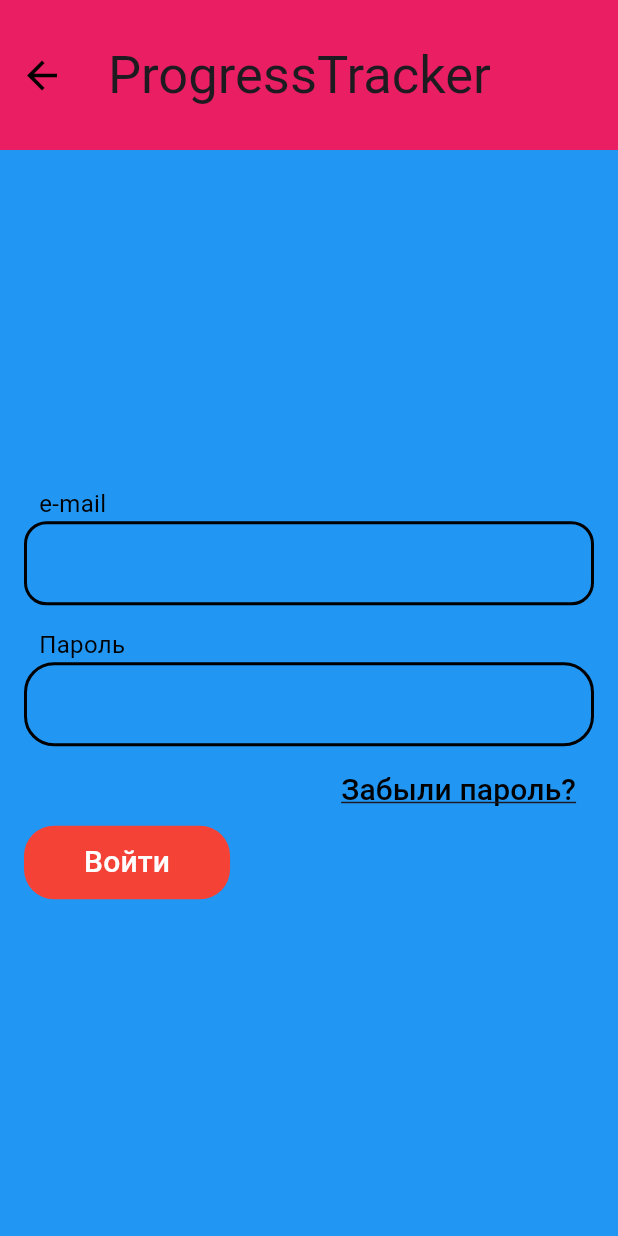
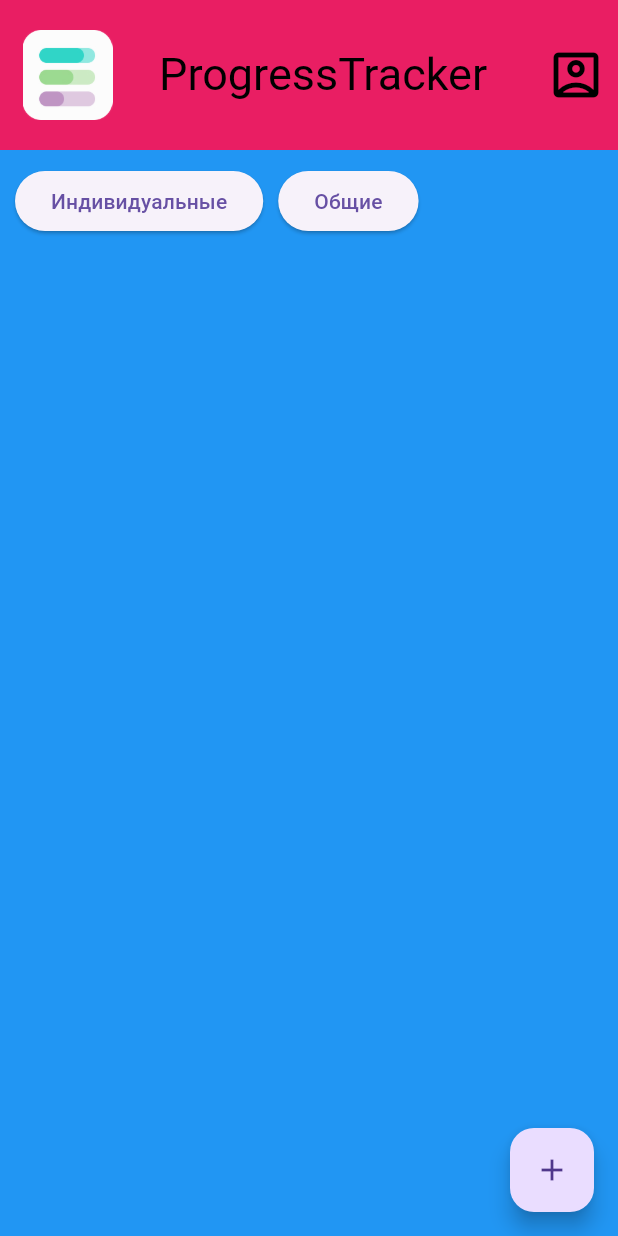
Before and after one commit to DureevaElena/ProgressTrackerapp_client, a Flutter app: the AuthorizationFormScreen screen opened by its route, after a tap on "Войти", on a phone screen of 412 x 824 dp. Run offline on Flutter 3.47's test engine with Material 3 defaults, Android fonts, the phone set to English and light mode, and no system bars; Roboto replaces fonts that are missing (Montserrat).

Commit message:
Личный кабинет 0.1

```diff
--- a/lib/authorization_form_screen.dart
+++ b/lib/authorization_form_screen.dart
@@ -49,7 +49,7 @@ class AuthorizationFormScreen extends StatelessWidget {
                 ),
               ),
             ),
-            SizedBox(height: 15,),
+            const SizedBox(height: 15,),
 
             const Padding(padding: EdgeInsets.only(left: 10),
             child: Align(
@@ -95,7 +95,7 @@ class AuthorizationFormScreen extends StatelessWidget {
             Align(alignment: Alignment.bottomLeft,
               child: TextButton(
                 onPressed: () {
-                  //Navigator.pushNamed(context, '/PasswordRecoveryFormScreen');
+                  Navigator.pushNamed(context, '/IndividualHomeScreenAuthorizedUser');
                 },
                 style: ElevatedButton.styleFrom(
                   backgroundColor: Colors.red,
--- a/lib/change_password_screen.dart
+++ b/lib/change_password_screen.dart
@@ -91,7 +91,7 @@ class ChangePasswordFormScreen extends StatelessWidget {
             Align(alignment: Alignment.bottomLeft,
               child: TextButton(
                 onPressed: () {
-                  //Navigator.pushNamed(context, '/AuthorizationFormScreen');
+                  Navigator.pushNamed(context, '/IndividualHomeScreenAuthorizedUser');
                 },
                 style: ElevatedButton.styleFrom(
                   backgroundColor: Colors.red,
--- a/lib/home_screen_unauthorized_user.dart
+++ b/lib/home_screen_unauthorized_user.dart
@@ -18,12 +18,12 @@ class HomeScreenUnauthorizedUser extends StatelessWidget {
           fontSize: 35)),
       ),
       body: Padding(
-        padding: EdgeInsets.all(10), // Отступ со всех сторон на 10 пикселей
+        padding: EdgeInsets.all(10),
         child: Column(
           mainAxisAlignment: MainAxisAlignment.center,
           children: [
             const Text(
-              'Только авторизированный пользователь может добавить цель', // Отображаем текст
+              'Только авторизированный пользователь может добавить цель',
               textAlign: TextAlign.center,
               style: TextStyle(
                 fontSize: 20,
@@ -45,7 +45,7 @@ class HomeScreenUnauthorizedUser extends StatelessWidget {
             ),
             SizedBox(height: 150),
             const Text(
-              'Если нет аккаунта', // Отображаем текст
+              'Если нет аккаунта',
               textAlign: TextAlign.center,
               style: TextStyle(
                 fontSize: 18,
--- /dev/null
+++ b/lib/individual_home_authorized_user_screen.dart
@@ -0,0 +1,62 @@
+import 'package:flutter/material.dart';
+
+class IndividualHomeScreenAuthorizedUser extends StatelessWidget {
+  const IndividualHomeScreenAuthorizedUser({Key? key}) : super(key: key);
+
+  @override
+  Widget build(BuildContext context) {
+    return Scaffold(
+      appBar: AppBar(
+        toolbarHeight: 100,
+        leading: Padding(padding: EdgeInsets.all(15),
+        child: Image.asset('assets/logo.png'),
+        ),
+        leadingWidth: 90,
+        title: const Text('ProgressTracker',
+        style: TextStyle(
+          fontFamily: 'Montserrat',
+          fontSize: 30,
+          color: Colors.black),
+        ),
+        actions: [
+          IconButton(onPressed: (){
+            Navigator.pushNamed(context, '/PersonalInformationUserScreen');
+          },
+          icon: Icon(Icons.account_box_outlined),
+          color: Colors.black,
+          iconSize: 40,
+          ),
+        ],
+
+      ),
+      body: Padding(
+        padding: EdgeInsets.all(10),
+        child: Row(
+          children: [
+            ElevatedButton(
+              onPressed: () {
+                // Действие при нажатии на кнопку "Индивидуальные"
+              },
+              child: Text('Индивидуальные'),
+            ),
+            SizedBox(width: 10), // Промежуток между кнопками
+            ElevatedButton(
+              onPressed: () {
+                // Действие при нажатии на кнопку "Общие"
+              },
+              child: Text('Общие'),
+            ),
+          ],
+        ),
+      ),
+      floatingActionButton: FloatingActionButton(
+        onPressed: () {
+
+          // Действие при нажатии на кнопку "+"
+        },
+        child: Icon(Icons.add),
+      ),
+      floatingActionButtonLocation: FloatingActionButtonLocation.endFloat
+    );
+  }
+}
--- a/lib/main.dart
+++ b/lib/main.dart
@@ -2,8 +2,10 @@ import 'package:flutter/material.dart';
 import 'package:progresstrackerapp/authorization_form_screen.dart';
 import 'package:progresstrackerapp/change_password_screen.dart';
 import 'package:progresstrackerapp/home_screen_unauthorized_user.dart';
+import 'package:progresstrackerapp/individual_home_authorized_user_screen.dart';
 import 'package:progresstrackerapp/loading_app_screen.dart';
 import 'package:progresstrackerapp/password_recovery_screen.dart';
+import 'package:progresstrackerapp/personal_information_user_screen.dart';
 import 'package:progresstrackerapp/registration_form_screen.dart';
 import 'package:progresstrackerapp/verification_code_screen.dart';
 
@@ -33,6 +35,8 @@ class MyApp extends StatelessWidget {
         '/RegistrationFormScreen':(context) => const RegistrationFormScreen(),
         '/VerificationCodeFormScreen':(context) => const VerificationCodeFormScreen(),
         '/ChangePasswordFormScreen':(context) => const ChangePasswordFormScreen(),
+        '/IndividualHomeScreenAuthorizedUser':(context) => const IndividualHomeScreenAuthorizedUser(),
+        '/PersonalInformationUserScreen':(context) => const PersonalInformationUserScreen(),
 
 
       },
--- a/lib/registration_form_screen.dart
+++ b/lib/registration_form_screen.dart
@@ -128,7 +128,7 @@ class RegistrationFormScreen extends StatelessWidget {
               Align(alignment: Alignment.bottomCenter,
                 child: TextButton(
                   onPressed: () {
-                    //Navigator.pushNamed(context, '/AuthorizationFormScreen');
+                    Navigator.pushNamed(context, '/IndividualHomeScreenAuthorizedUser');
                   },
                   style: ElevatedButton.styleFrom(
                     backgroundColor: Colors.red,
```
Also changed, not shown: lib/personal_information_user_screen.dart (added, +237 -0 lines).
